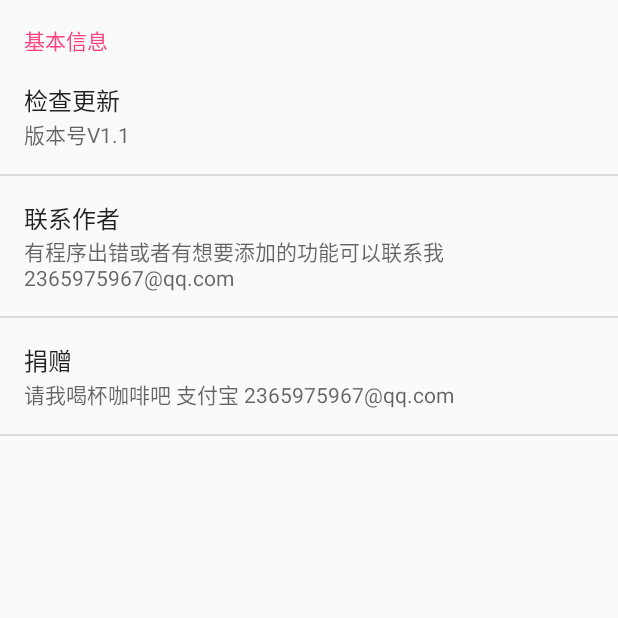
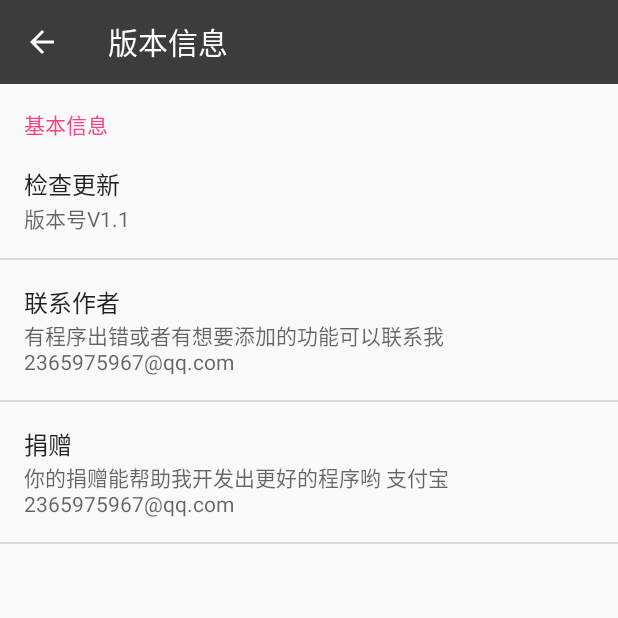
Before and after one commit to StonyMoon/bboard, an Android app: the VersionActivity screen opened directly, with no data from a screen before it, on a phone screen of 412 x 824 dp, the top half of it. Run offline under Robolectric (Android 15) with nearby library versions, the phone set to English and light mode, and no system bars; our stand-ins replace ButterKnife; libraries missing offline, so code that uses them is left out: com.tencent.bugly.

Commit message:
bug fixes.

```diff
--- a/app/src/main/java/com/stonymoon/bboard/MainActivity.java
+++ b/app/src/main/java/com/stonymoon/bboard/MainActivity.java
@@ -32,7 +32,7 @@ public class MainActivity extends AppCompatActivity {
     @BindView(R.id.nav_main)
     NavigationView mNavigationView;
     @BindView(R.id.toolbar_main)
-    Toolbar mToolBar;
+    Toolbar mToolbar;
 
     public boolean onOptionsItemSelected(MenuItem item) {
         //设置菜单键
@@ -78,7 +78,13 @@ public class MainActivity extends AppCompatActivity {
                 return true;
             }
         });
-        setSupportActionBar(mToolBar);
+        initToolbar();
+
+        Beta.checkUpgrade(false, true);
+    }
+
+    private void initToolbar() {
+        setSupportActionBar(mToolbar);
         ActionBar actionBar = getSupportActionBar();
         if (actionBar != null) {
             actionBar.setDisplayHomeAsUpEnabled(true);
@@ -87,8 +93,6 @@ public class MainActivity extends AppCompatActivity {
             actionBar.setDisplayShowTitleEnabled(true);
             actionBar.setHomeAsUpIndicator(R.mipmap.ic_menu);
         }
-
-        Beta.checkUpgrade(false, true);
     }
 
 
--- a/app/src/main/java/com/stonymoon/bboard/adapter/SingerBornAdapter.java
+++ b/app/src/main/java/com/stonymoon/bboard/adapter/SingerBornAdapter.java
@@ -64,7 +64,10 @@ public class SingerBornAdapter extends RecyclerView.Adapter<SingerBornAdapter.Si
     public void onBindViewHolder(SingerBornAdapter.SingerBornViewHolder holder, int position) {
         SingerBornBean.ResourceBean singer = mSingers.get(position);
         holder.tvName.setText(singer.getName());
-        Glide.with(mContext).load(singer.getImage()).into(holder.ivAvatar);
+        if (singer.getImage() != null) {
+            Glide.with(mContext).load(singer.getImage()).into(holder.ivAvatar);
+        }
+
 
     }
 
--- a/app/src/main/java/com/stonymoon/bboard/today/TodayFragment.java
+++ b/app/src/main/java/com/stonymoon/bboard/today/TodayFragment.java
@@ -72,6 +72,7 @@ public class TodayFragment extends ToolbarBaseFragment implements TodayContract.
         mRecyclerView.setAdapter(mAdapter);
         mRecyclerView.setLayoutManager(new LinearLayoutManager(mContext));
         mPresenter.start();
+        setToolbarTitle(getString(R.string.singer_born));
         return root;
     }
 
--- a/app/src/main/java/com/stonymoon/bboard/version/VersionActivity.java
+++ b/app/src/main/java/com/stonymoon/bboard/version/VersionActivity.java
@@ -2,14 +2,20 @@ package com.stonymoon.bboard.version;
 
 import android.content.Context;
 import android.content.Intent;
+import android.support.v7.app.ActionBar;
 import android.support.v7.app.AppCompatActivity;
 import android.os.Bundle;
+import android.support.v7.widget.Toolbar;
 
 import com.stonymoon.bboard.R;
 
+import butterknife.BindView;
+import butterknife.ButterKnife;
+
 
 public class VersionActivity extends AppCompatActivity {
-
+    @BindView(R.id.base_toolbar)
+    Toolbar mToolbar;
     public static void startActivity(Context context) {
         context.startActivity(new Intent(context, VersionActivity.class));
     }
@@ -18,11 +24,26 @@ public class VersionActivity extends AppCompatActivity {
     protected void onCreate(Bundle savedInstanceState) {
         super.onCreate(savedInstanceState);
         setContentView(R.layout.activity_version);
+        ButterKnife.bind(this);
         getFragmentManager()
                 .beginTransaction()
                 .replace(R.id.fl_version_content, new VersionFragment())
                 .commit();
 
+        initToolbar();
+
+    }
+
+    private void initToolbar() {
+        setSupportActionBar(mToolbar);
+        ActionBar actionBar = getSupportActionBar();
+        if (actionBar != null) {
+            actionBar.setDisplayHomeAsUpEnabled(true);
+            actionBar.setHomeButtonEnabled(true);
+            actionBar.setDisplayShowHomeEnabled(true);
+            actionBar.setDisplayShowTitleEnabled(true);
+            setTitle(getString(R.string.version_info));
+        }
 
     }
 }
--- a/app/src/main/res/layout/activity_main.xml
+++ b/app/src/main/res/layout/activity_main.xml
@@ -7,6 +7,7 @@
 
 
     <LinearLayout
+
         android:layout_width="match_parent"
         android:layout_height="match_parent"
         android:orientation="vertical">
@@ -20,6 +21,7 @@
             app:title="@string/app_name">
 
             <ImageView
+
                 android:id="@+id/iv_main_search"
                 android:layout_width="40dp"
                 android:layout_height="40dp"
@@ -32,6 +34,7 @@
         </android.support.v7.widget.Toolbar>
 
         <android.support.v4.widget.NestedScrollView
+
             android:layout_width="match_parent"
             android:layout_height="match_parent">
 
@@ -43,7 +46,8 @@
                 <android.support.v7.widget.CardView
                     android:layout_width="wrap_content"
                     android:layout_height="wrap_content"
-                    android:layout_gravity="center">
+                    android:layout_gravity="center"
+                    android:layout_marginTop="8dp">
 
                     <ImageView
                         android:id="@+id/iv_main_itunes"
--- a/app/src/main/res/layout/activity_version.xml
+++ b/app/src/main/res/layout/activity_version.xml
@@ -6,6 +6,8 @@
     android:orientation="vertical"
     tools:context="com.stonymoon.bboard.version.VersionActivity">
 
+    <include layout="@layout/base_toolbar" />
+
     <FrameLayout
         android:id="@+id/fl_version_content"
         android:layout_width="match_parent"
--- a/app/src/main/res/values/strings.xml
+++ b/app/src/main/res/values/strings.xml
@@ -19,4 +19,17 @@
     <string name="song_fiftieth">前50周数：</string>
     <string name="song_total_weeks">在榜周数：</string>
     <string name="copy_toast">走势已经复制到剪贴板了</string>
+    <string name="version_info">版本信息</string>
+    <string name="singer_born">今日生日歌手</string>
+
+
+    <!--info-->
+    <string name="contact_detail">有程序出错或者有想要添加的功能可以联系我 2365975967@qq.com</string>
+    <string name="contact_author">联系作者</string>
+    <string name="version">版本号V1.1</string>
+    <string name="check_upgrade">检查更新</string>
+    <string name="donation">捐赠</string>
+    <string name="donation_detail">你的捐赠能帮助我开发出更好的程序哟 支付宝 2365975967@qq.com</string>
+
+
 </resources>
--- a/app/src/main/res/xml/prefs.xml
+++ b/app/src/main/res/xml/prefs.xml
@@ -3,14 +3,14 @@
     <PreferenceCategory android:title="基本信息">
         <Preference
             android:key="prefs_update"
-            android:summary="版本号V1.1"
-            android:title="检查更新" />
+            android:summary="@string/version"
+            android:title="@string/check_upgrade" />
         <Preference
-            android:summary="有程序出错或者有想要添加的功能可以联系我 2365975967@qq.com"
-            android:title="联系作者" />
+            android:summary="@string/contact_detail"
+            android:title="@string/contact_author" />
         <Preference
-            android:summary="请我喝杯咖啡吧 支付宝 2365975967@qq.com"
-            android:title="捐赠" />
+            android:summary="@string/donation_detail"
+            android:title="@string/donation" />
 
     </PreferenceCategory>
 
```
